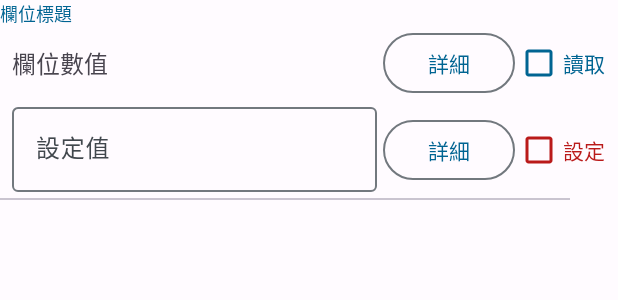
After one commit to wkai2573/wi_android_GasMater, an Android app: the layout cust_field_adv_input.xml on its own in the app's theme, with its tools: preview values and no code run, on a phone screen of 412 x 824 dp. The commit adds this screen. Shown: the top 300 px of the screen. Run offline under Robolectric (Android 15) with nearby library versions, the phone set to English and light mode, and no system bars.

Commit message:
feat: 進階查詢中途(剛開始ui階段) v0.6發布版

```diff
--- a/app/src/main/java/com/wavein/gasmeter/ui/ftp/FtpViewModel.kt
+++ b/app/src/main/java/com/wavein/gasmeter/ui/ftp/FtpViewModel.kt
@@ -41,10 +41,6 @@ class FtpViewModel @Inject constructor(
 	val ftpConnStateFlow = MutableStateFlow<FtpConnState>(FtpConnState.Idle)
 
 	// 變數
-	@SuppressLint("StaticFieldLeak")
-	var snackbarView:View? = null
-	var snackbarAnchorView:View? = null
-
 	var systemFtpInfo:FtpInfo = FtpInfo(
 		FtpEnum.System,
 		Preference[Preference.FTP_SYSTEM_HOST, "118.163.191.31"]!!,
@@ -249,7 +245,6 @@ class FtpViewModel @Inject constructor(
 				SharedEvent.ShowSnackbar(
 					msg, snackbarColor,
 					duration = if (snackbarColor == SharedEvent.Color.Error) Snackbar.LENGTH_INDEFINITE else Snackbar.LENGTH_SHORT,
-					view = snackbarView, anchorView = snackbarAnchorView
 				)
 			)
 		}
--- a/app/src/main/java/com/wavein/gasmeter/ui/meterwork/row/MeterRowFragment.kt
+++ b/app/src/main/java/com/wavein/gasmeter/ui/meterwork/row/MeterRowFragment.kt
@@ -121,7 +121,7 @@ class MeterInfoSetPageAdapter(fragment:Fragment) : FragmentStateAdapter(fragment
 	override fun createFragment(position:Int):Fragment {
 		val fragment = when (position) {
 			0 -> MeterInfoFragment()
-			1 -> MeterSetFragment()
+			1 -> MeterAdvFragment()
 			else -> MeterInfoFragment()
 		}
 		return fragment
--- /dev/null
+++ b/app/src/main/res/layout/cust_field_adv_input.xml
@@ -0,0 +1,95 @@
+<?xml version="1.0" encoding="utf-8"?>
+<LinearLayout xmlns:android="http://schemas.android.com/apk/res/android"
+  xmlns:app="http://schemas.android.com/apk/res-auto"
+  xmlns:tools="http://schemas.android.com/tools"
+  android:layout_width="match_parent"
+  android:layout_height="wrap_content"
+  android:orientation="vertical"
+  tools:context=".ui.component.FieldAdvInput">
+
+  <TextView
+    android:id="@+id/titleTv"
+    android:layout_width="wrap_content"
+    android:layout_height="wrap_content"
+    android:textColor="?attr/colorPrimary"
+    android:textSize="12sp"
+    tools:text="欄位標題" />
+
+  <LinearLayout
+    android:id="@+id/readLine"
+    android:layout_width="match_parent"
+    android:layout_height="wrap_content"
+    android:gravity="fill_vertical"
+    android:paddingHorizontal="8sp">
+
+    <TextView
+      android:id="@+id/readValueTv"
+      android:layout_width="0dp"
+      android:layout_height="wrap_content"
+      android:layout_weight="1"
+      android:paddingVertical="12dp"
+      android:textSize="16sp"
+      tools:text="欄位數值" />
+
+    <com.google.android.material.button.MaterialButton
+      android:id="@+id/readDetailBtn"
+      style="?attr/materialButtonOutlinedStyle"
+      android:layout_width="wrap_content"
+      android:layout_height="wrap_content"
+      android:layout_marginStart="4dp"
+      android:text="詳細" />
+
+    <androidx.appcompat.widget.AppCompatCheckBox
+      android:id="@+id/readCheckbox"
+      android:layout_width="wrap_content"
+      android:layout_height="wrap_content"
+      android:text="讀取"
+      android:textColor="?attr/colorPrimary"
+      app:buttonTint="?attr/colorPrimary" />
+  </LinearLayout>
+
+  <LinearLayout
+    android:id="@+id/writeLine"
+    android:layout_width="match_parent"
+    android:layout_height="wrap_content"
+    android:paddingHorizontal="8sp">
+
+    <com.google.android.material.textfield.TextInputLayout
+      android:id="@+id/writeValueInput"
+      android:layout_width="0dp"
+      android:layout_height="wrap_content"
+      android:layout_weight="1"
+      android:hint="設定值">
+
+      <com.google.android.material.textfield.TextInputEditText
+        android:layout_width="match_parent"
+        android:layout_height="wrap_content"
+        android:layout_marginBottom="4dp"
+        android:enabled="false" />
+    </com.google.android.material.textfield.TextInputLayout>
+
+    <com.google.android.material.button.MaterialButton
+      android:id="@+id/writeDetailBtn"
+      style="?attr/materialButtonOutlinedStyle"
+      android:layout_width="wrap_content"
+      android:layout_height="wrap_content"
+      android:layout_marginStart="4dp"
+      android:text="詳細" />
+
+    <androidx.appcompat.widget.AppCompatCheckBox
+      android:id="@+id/writeCheckbox"
+      android:layout_width="wrap_content"
+      android:layout_height="wrap_content"
+      android:text="設定"
+      android:textColor="?attr/colorError"
+      app:buttonTint="?attr/colorError" />
+  </LinearLayout>
+
+  <com.google.android.material.divider.MaterialDivider
+    android:id="@+id/bottomDivider"
+    android:layout_width="match_parent"
+    android:layout_height="wrap_content"
+    android:layout_marginBottom="8dp"
+    app:dividerInsetEnd="32dp" />
+
+</LinearLayout>
--- a/app/src/main/res/layout/field_normal.xml
+++ b/app/src/main/res/layout/cust_field_normal.xml
@@ -1,6 +1,5 @@
 <?xml version="1.0" encoding="utf-8"?>
 <LinearLayout xmlns:android="http://schemas.android.com/apk/res/android"
-  xmlns:app="http://schemas.android.com/apk/res-auto"
   xmlns:tools="http://schemas.android.com/tools"
   android:layout_width="match_parent"
   android:layout_height="wrap_content"
@@ -20,8 +19,8 @@
     android:id="@+id/valueTv"
     android:layout_width="wrap_content"
     android:layout_height="wrap_content"
+    android:layout_marginStart="8sp"
     android:paddingVertical="8sp"
-    android:layout_marginStart="8sp"
     android:textSize="16sp"
     tools:text="欄位數值" />
 
--- a/build.gradle
+++ b/build.gradle
@@ -1,7 +1,7 @@
 // Top-level build file where you can add configuration options common to all sub-projects/modules.
 plugins {
-    id 'com.android.application' version '8.1.3' apply false
-    id 'com.android.library' version '8.1.3' apply false
+    id 'com.android.application' version '8.1.4' apply false
+    id 'com.android.library' version '8.1.4' apply false
     id 'org.jetbrains.kotlin.android' version '1.8.20' apply false
     id 'com.google.dagger.hilt.android' version '2.44' apply false
 }
```
Also changed, not shown: app/src/main/java/com/wavein/gasmeter/tools/SharedEvent.kt (+6 -2 lines), app/src/main/java/com/wavein/gasmeter/ui/component/ErrorTextView.kt (+5 -5 lines), app/src/main/java/com/wavein/gasmeter/ui/component/Field.kt (+5 -5 lines), app/src/main/java/com/wavein/gasmeter/ui/component/FieldAdvInput.kt (added, +68 -0 lines), app/src/main/java/com/wavein/gasmeter/ui/ftp/FtpSettingDialogFragment.kt (+6 -5 lines), app/src/main/java/com/wavein/gasmeter/ui/meterwork/row/MeterAdvFragment.kt (added, +58 -0 lines), app/src/main/java/com/wavein/gasmeter/ui/meterwork/row/MeterAdvViewModel.kt (added, +13 -0 lines), app/src/main/java/com/wavein/gasmeter/ui/meterwork/row/MeterSetFragment.kt (deleted, +0 -35 lines), app/src/main/res/layout/fragment_meter_adv.xml (added, +110 -0 lines), app/src/main/res/layout/fragment_meter_set.xml (deleted, +0 -16 lines), app/src/main/res/menu/bottom_nav_menu.xml (+5 -5 lines), app/src/main/res/values/attrs.xml (+14 -1 lines), app/src/main/res/layout/cust_error_textview.xml (renamed from app/src/main/res/layout/field_error_textview.xml).
